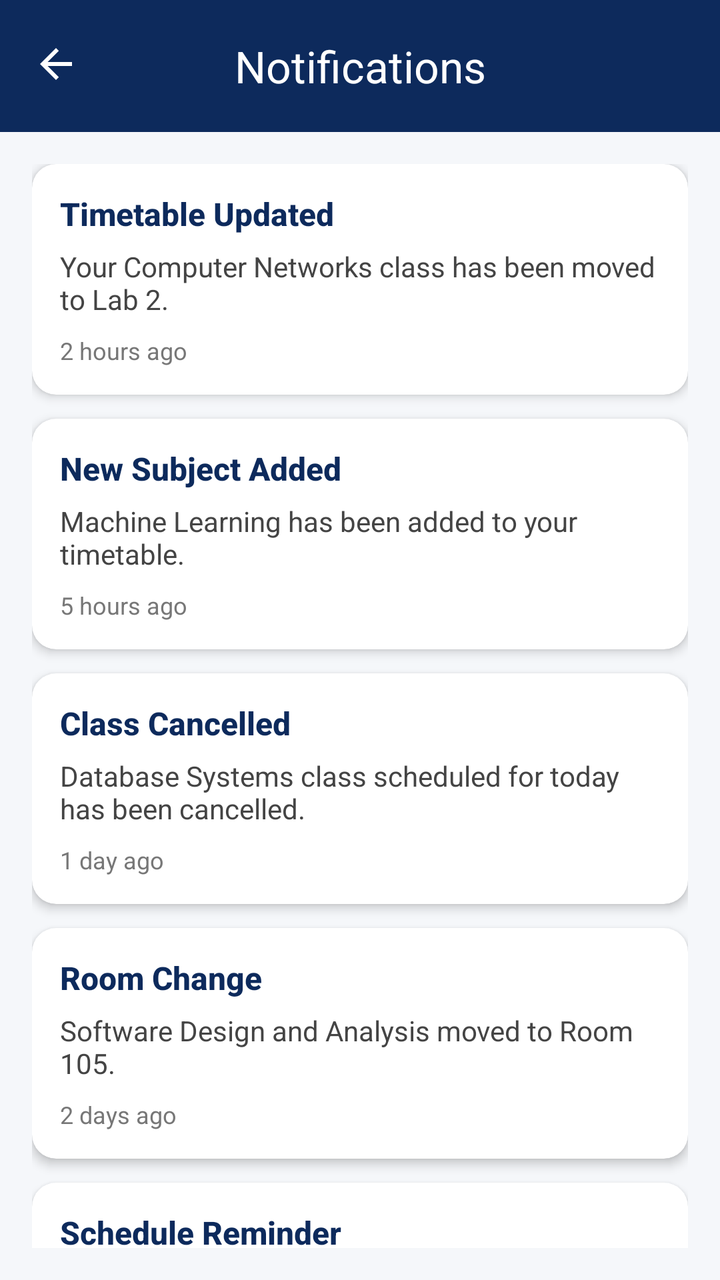
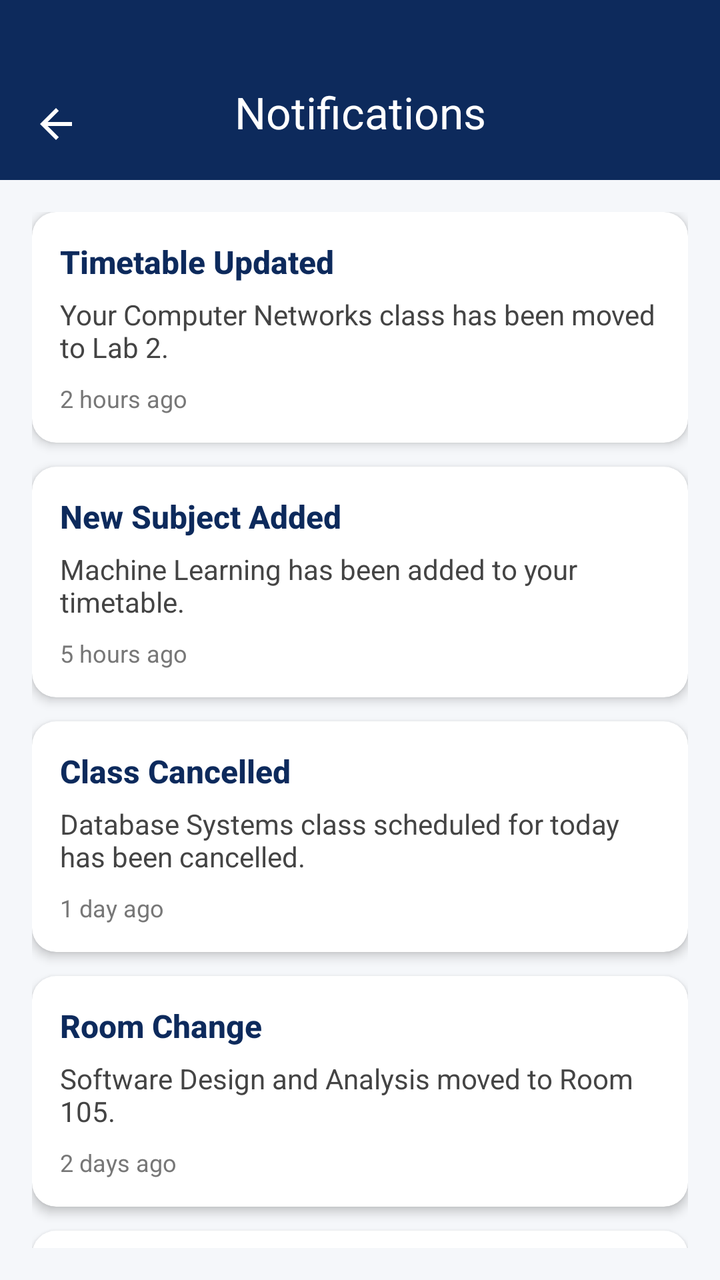

Screens rendered from an Android XML layout before and after an edit, with the pre-edit source and the edit as a unified diff.
<!-- AndroidManifest.xml: application theme Theme.FASTable -->
<!-- res/layout/activity_notification.xml -->
<?xml version="1.0" encoding="utf-8"?>
<androidx.constraintlayout.widget.ConstraintLayout
    xmlns:android="http://schemas.android.com/apk/res/android"
    xmlns:app="http://schemas.android.com/apk/res-auto"
    xmlns:tools="http://schemas.android.com/tools"
    android:layout_width="match_parent"
    android:layout_height="match_parent"
    android:background="#F5F7FA"
    tools:context=".Notification">

    
    <com.google.android.material.appbar.MaterialToolbar
        android:id="@+id/topAppBar"
        android:layout_width="0dp"
        android:layout_height="66dp"
        android:background="#0D2A5C"
        android:elevation="4dp"
        app:navigationIcon="@drawable/ic_arrow_back"
        app:title="Notifications"
        app:titleTextColor="@android:color/white"
        app:titleCentered="true"
        app:menu="@menu/top_app_bar_notification"
        app:layout_constraintTop_toTopOf="parent"
        app:layout_constraintStart_toStartOf="parent"
        app:layout_constraintEnd_toEndOf="parent" />

    
    <ScrollView
        android:id="@+id/scrollView"
        android:layout_width="0dp"
        android:layout_height="0dp"
        android:scrollbars="none"
        app:layout_constraintTop_toBottomOf="@id/topAppBar"
        app:layout_constraintBottom_toBottomOf="parent"
        app:layout_constraintStart_toStartOf="parent"
        app:layout_constraintEnd_toEndOf="parent"
        android:padding="16dp">

        <LinearLayout
            android:layout_width="match_parent"
            android:layout_height="wrap_content"
            android:orientation="vertical">

            
            <androidx.cardview.widget.CardView
                android:layout_width="match_parent"
                android:layout_height="wrap_content"
                android:layout_marginBottom="12dp"
                android:backgroundTint="#FFFFFF"
                app:cardCornerRadius="12dp"
                app:cardElevation="3dp">

                <LinearLayout
                    android:layout_width="match_parent"
                    android:layout_height="wrap_content"
                    android:orientation="vertical"
                    android:padding="14dp">

                    <TextView
                        android:layout_width="wrap_content"
                        android:layout_height="wrap_content"
                        android:text="Timetable Updated"
                        android:textColor="#0D2A5C"
                        android:textSize="16sp"
                        android:textStyle="bold"
                        android:fontFamily="sans-serif-medium" />

                    <TextView
                        android:layout_width="wrap_content"
                        android:layout_height="wrap_content"
                        android:layout_marginTop="6dp"
                        android:text="Your Computer Networks class has been moved to Lab 2."
                        android:textColor="#444"
                        android:textSize="14sp" />

                    <TextView
                        android:layout_width="wrap_content"
                        android:layout_height="wrap_content"
                        android:layout_marginTop="8dp"
                        android:text="2 hours ago"
                        android:textColor="#777"
                        android:textSize="12sp" />
                </LinearLayout>
            </androidx.cardview.widget.CardView>

            
            <androidx.cardview.widget.CardView
                android:layout_width="match_parent"
                android:layout_height="wrap_content"
                android:layout_marginBottom="12dp"
                android:backgroundTint="#FFFFFF"
                app:cardCornerRadius="12dp"
                app:cardElevation="3dp">

                <LinearLayout
                    android:layout_width="match_parent"
                    android:layout_height="wrap_content"
                    android:orientation="vertical"
                    android:padding="14dp">

                    <TextView
                        android:layout_width="wrap_content"
                        android:layout_height="wrap_content"
                        android:text="New Subject Added"
                        android:textColor="#0D2A5C"
                        android:textSize="16sp"
                        android:textStyle="bold"
                        android:fontFamily="sans-serif-medium" />

                    <TextView
                        android:layout_width="wrap_content"
                        android:layout_height="wrap_content"
                        android:layout_marginTop="6dp"
                        android:text="Machine Learning has been added to your timetable."
                        android:textColor="#444"
                        android:textSize="14sp" />

                    <TextView
                        android:layout_width="wrap_content"
                        android:layout_height="wrap_content"
                        android:layout_marginTop="8dp"
                        android:text="5 hours ago"
                        android:textColor="#777"
                        android:textSize="12sp" />
                </LinearLayout>
            </androidx.cardview.widget.CardView>

            
            <androidx.cardview.widget.CardView
                android:layout_width="match_parent"
                android:layout_height="wrap_content"
                android:layout_marginBottom="12dp"
                android:backgroundTint="#FFFFFF"
                app:cardCornerRadius="12dp"
                app:cardElevation="3dp">

                <LinearLayout
                    android:layout_width="match_parent"
                    android:layout_height="wrap_content"
                    android:orientation="vertical"
                    android:padding="14dp">

                    <TextView
                        android:layout_width="wrap_content"
                        android:layout_height="wrap_content"
                        android:text="Class Cancelled"
                        android:textColor="#0D2A5C"
                        android:textSize="16sp"
                        android:textStyle="bold"
                        android:fontFamily="sans-serif-medium" />

                    <TextView
                        android:layout_width="wrap_content"
                        android:layout_height="wrap_content"
                        android:layout_marginTop="6dp"
                        android:text="Database Systems class scheduled for today has been cancelled."
                        android:textColor="#444"
                        android:textSize="14sp" />

                    <TextView
                        android:layout_width="wrap_content"
                        android:layout_height="wrap_content"
                        android:layout_marginTop="8dp"
                        android:text="1 day ago"
                        android:textColor="#777"
                        android:textSize="12sp" />
                </LinearLayout>
            </androidx.cardview.widget.CardView>

            
            <androidx.cardview.widget.CardView
                android:layout_width="match_parent"
                android:layout_height="wrap_content"
                android:layout_marginBottom="12dp"
                android:backgroundTint="#FFFFFF"
                app:cardCornerRadius="12dp"
                app:cardElevation="3dp">

                <LinearLayout
                    android:layout_width="match_parent"
                    android:layout_height="wrap_content"
                    android:orientation="vertical"
                    android:padding="14dp">

                    <TextView
                        android:layout_width="wrap_content"
                        android:layout_height="wrap_content"
                        android:text="Room Change"
                        android:textColor="#0D2A5C"
                        android:textSize="16sp"
                        android:textStyle="bold"
                        android:fontFamily="sans-serif-medium" />

                    <TextView
                        android:layout_width="wrap_content"
                        android:layout_height="wrap_content"
                        android:layout_marginTop="6dp"
                        android:text="Software Design and Analysis moved to Room 105."
                        android:textColor="#444"
                        android:textSize="14sp" />

                    <TextView
                        android:layout_width="wrap_content"
                        android:layout_height="wrap_content"
                        android:layout_marginTop="8dp"
                        android:text="2 days ago"
                        android:textColor="#777"
                        android:textSize="12sp" />
                </LinearLayout>
            </androidx.cardview.widget.CardView>

            
            <androidx.cardview.widget.CardView
                android:layout_width="match_parent"
                android:layout_height="wrap_content"
                android:layout_marginBottom="12dp"
                android:backgroundTint="#FFFFFF"
                app:cardCornerRadius="12dp"
                app:cardElevation="3dp">

                <LinearLayout
                    android:layout_width="match_parent"
                    android:layout_height="wrap_content"
                    android:orientation="vertical"
                    android:padding="14dp">

                    <TextView
                        android:layout_width="wrap_content"
                        android:layout_height="wrap_content"
                        android:text="Schedule Reminder"
                        android:textColor="#0D2A5C"
                        android:textSize="16sp"
                        android:textStyle="bold"
                        android:fontFamily="sans-serif-medium" />

                    <TextView
                        android:layout_width="wrap_content"
                        android:layout_height="wrap_content"
                        android:layout_marginTop="6dp"
                        android:text="Don't forget about your Web Development lab tomorrow at 11 AM."
                        android:textColor="#444"
                        android:textSize="14sp" />

                    <TextView
                        android:layout_width="wrap_content"
                        android:layout_height="wrap_content"
                        android:layout_marginTop="8dp"
                        android:text="3 days ago"
                        android:textColor="#777"
                        android:textSize="12sp" />
                </LinearLayout>
            </androidx.cardview.widget.CardView>

        </LinearLayout>
    </ScrollView>

</androidx.constraintlayout.widget.ConstraintLayout>
<!-- resources referenced by this layout -->
<resources>
  <!-- drawable ic_arrow_back (drawable) -->
  <vector xmlns:android="http://schemas.android.com/apk/res/android"
      android:width="24dp"
      android:height="24dp"
      android:viewportWidth="24"
      android:viewportHeight="24">
      <path
          android:fillColor="#FFFFFFFF"
          android:pathData="M20,11H7.83l5.59-5.59L12,4l-8,8 8,8 1.41-1.41L7.83,13H20v-2z" />
  </vector>
  <style name="Theme.FASTable" parent="Base.Theme.FASTable" />
  <style name="Base.Theme.FASTable" parent="Theme.Material3.DayNight.NoActionBar">
          
          
      </style>
</resources>

<!-- the commit's change to res/layout/activity_notification.xml (unified diff, before → after) -->
@@ -12,7 +12,9 @@
     <com.google.android.material.appbar.MaterialToolbar
         android:id="@+id/topAppBar"
         android:layout_width="0dp"
-        android:layout_height="66dp"
+        android:layout_height="90dp"
+        android:paddingTop="30dp"
+        android:paddingBottom="8dp"
         android:background="#0D2A5C"
         android:elevation="4dp"
         app:navigationIcon="@drawable/ic_arrow_back"
